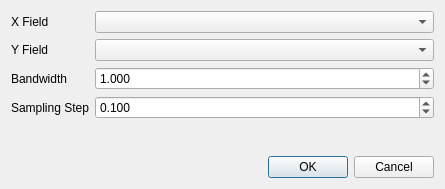
This is vombatlib/dialogs/ccComputeSmoothedTimeSeriesXYDlg.ui in luca-penasa/vombat as Qt 5 draws it before an edit. The edited form follows.
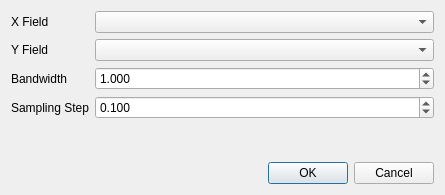
This is the edited form. Custom widgets are drawn as their Qt base class.

Diff of the .ui file:
```diff
--- a/vombatlib/dialogs/ccComputeSmoothedTimeSeriesXYDlg.ui
+++ b/vombatlib/dialogs/ccComputeSmoothedTimeSeriesXYDlg.ui
@@ -7,7 +7,7 @@
     <x>0</x>
     <y>0</y>
     <width>445</width>
-    <height>189</height>
+    <height>195</height>
    </rect>
   </property>
   <property name="windowTitle">
```
Left out of the diff: 2 changed lines with no effect on the pictures.
